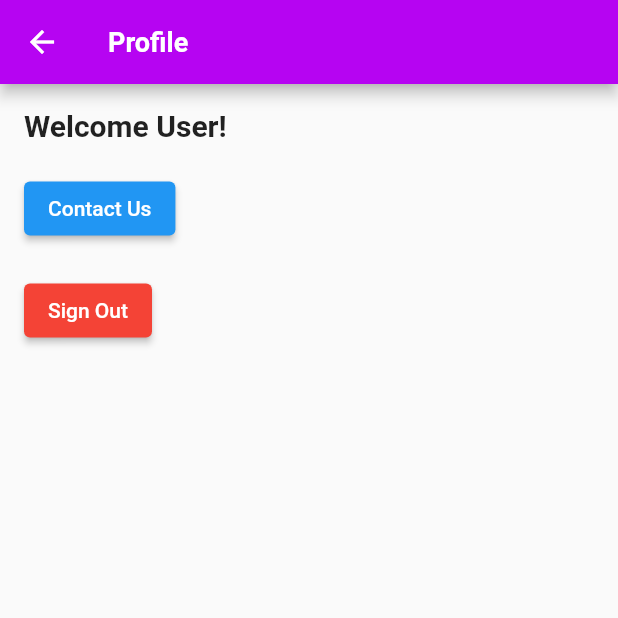
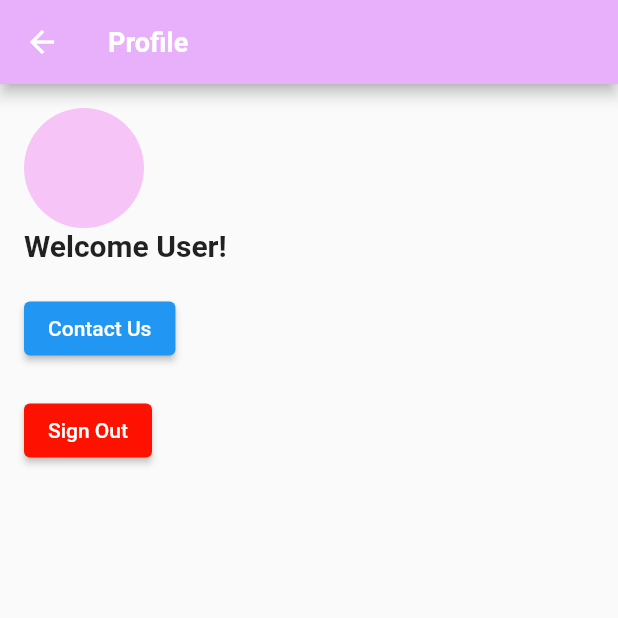
Before and after one commit to Karan-S1ngh/Lost-and-found-app, a Flutter app: the screen it shows once a user with an empty profile is signed in, after a tap on the "account circle" icon, on a phone screen of 412 x 824 dp, the top half of it. Run offline on Flutter 3.47's test engine with Material 2 defaults, Android fonts, the phone set to English and light mode, and no system bars; our stand-ins replace firebase_auth, firebase_core, image_picker, logger; accounts and stored records are empty; network calls fail.

Commit message:
updated profile features

```diff
--- a/lib/first_page.dart
+++ b/lib/first_page.dart
@@ -3,12 +3,12 @@ import 'login_page.dart';
 import 'signup_page.dart';
 
 class FirstPage extends StatelessWidget {
-    const FirstPage({super.key});
+  const FirstPage({super.key});
 
   @override
   Widget build(BuildContext context) {
     return Scaffold(
-      backgroundColor: const Color(0xFF301934),
+      backgroundColor: Color.fromARGB(255, 89, 25, 100),
       body: Center(
         child: Column(
           mainAxisAlignment: MainAxisAlignment.center,
@@ -52,7 +52,7 @@ class FirstPage extends StatelessWidget {
                 onPressed: () {
                   Navigator.push(
                     context,
-                    MaterialPageRoute(builder: (context) =>  LoginInPage()),
+                    MaterialPageRoute(builder: (context) => LoginInPage()),
                   );
                 },
                 style: ElevatedButton.styleFrom(
--- a/lib/home_page.dart
+++ b/lib/home_page.dart
@@ -64,8 +64,7 @@ class _HomePageState extends State<HomePage> {
                       // Handle profile button tap
                       Navigator.push(
                         context,
-                        MaterialPageRoute(
-                            builder: (context) => const ProfilePage()),
+                        MaterialPageRoute(builder: (context) => ProfilePage()),
                       );
                     },
                   ),
--- a/lib/login_page.dart
+++ b/lib/login_page.dart
@@ -49,7 +49,7 @@ class LoginInPage extends StatelessWidget {
               0, screenHeight * 0.3, 0, screenHeight * 0.15),
           width: double.infinity,
           height: double.infinity,
-          color: const Color.fromARGB(255, 127, 18, 163),
+          color: Color.fromARGB(255, 239, 192, 255),
           child: SingleChildScrollView(
             child: Column(
               crossAxisAlignment: CrossAxisAlignment.center,
--- a/lib/lost_inform_cards.dart
+++ b/lib/lost_inform_cards.dart
@@ -25,7 +25,8 @@ class LostInformCards extends StatelessWidget {
                 builder: (context) => OnClickLostCards(
                   username: username,
                   title: title,
-                  imageUrl: imageUrl ?? "", // Use empty string if imageUrl is null
+                  imageUrl:
+                      imageUrl ?? "", // Use empty string if imageUrl is null
                 ),
               ),
             );
@@ -38,7 +39,7 @@ class LostInformCards extends StatelessWidget {
                 height: 220,
                 decoration: BoxDecoration(
                   borderRadius: BorderRadius.circular(8),
-                  color: const Color.fromARGB(255, 182, 4, 242),
+                  color: Color.fromARGB(255, 124, 87, 137),
                   boxShadow: const [
                     BoxShadow(
                       color: Color(0x4D000000),
--- a/lib/on_click_cards.dart
+++ b/lib/on_click_cards.dart
@@ -22,7 +22,8 @@ class OnClickLostCards extends StatelessWidget {
       imageUrl: imageUrl,
       showClaimButton: false,
       onPressed: () {
-        Navigator.push(context, MaterialPageRoute(builder: (context) => const FoundPage()));
+        Navigator.push(context,
+            MaterialPageRoute(builder: (context) => const FoundPage()));
       },
     );
   }
@@ -48,7 +49,8 @@ class OnClickFoundCards extends StatelessWidget {
       imageUrl: imageUrl,
       showClaimButton: true,
       onPressed: () {
-        Navigator.push(context, MaterialPageRoute(builder: (context) => const ClaimPage()));
+        Navigator.push(context,
+            MaterialPageRoute(builder: (context) => const ClaimPage()));
       },
     );
   }
--- a/lib/profile_page.dart
+++ b/lib/profile_page.dart
@@ -1,9 +1,19 @@
 import 'package:flutter/material.dart';
 import 'package:firebase_auth/firebase_auth.dart';
 import 'first_page.dart';
+import 'package:flutter/cupertino.dart';
+import 'package:image_picker/image_picker.dart';
+import 'dart:io';
 
-class ProfilePage extends StatelessWidget {
+class ProfilePage extends StatefulWidget {
   const ProfilePage({Key? key}) : super(key: key);
+
+  @override
+  _ProfilePageState createState() => _ProfilePageState();
+}
+
+class _ProfilePageState extends State<ProfilePage> {
+  File? profilepic;
 
   // Function to sign out the user
   Future<void> _signOut(BuildContext context) async {
@@ -24,7 +34,7 @@ class ProfilePage extends StatelessWidget {
   Widget build(BuildContext context) {
     return Scaffold(
       appBar: AppBar(
-        backgroundColor: const Color.fromARGB(255, 182, 4, 242),
+        backgroundColor: Color.fromARGB(255, 232, 176, 250),
         title: const Text(
           'Profile',
           style: TextStyle(
@@ -38,6 +48,29 @@ class ProfilePage extends StatelessWidget {
         child: Column(
           crossAxisAlignment: CrossAxisAlignment.start,
           children: [
+            CupertinoButton(
+              onPressed: () async {
+                XFile? selectedImage =
+                    await ImagePicker().pickImage(source: ImageSource.gallery);
+
+                if (selectedImage != null) {
+                  File convertedFile = File(selectedImage.path);
+                  setState(() {
+                    profilepic = convertedFile;
+                  });
+                  print("image selected!");
+                } else {
+                  print("no image selected");
+                }
+              },
+              padding: EdgeInsets.zero,
+              child: CircleAvatar(
+                radius: 40,
+                backgroundImage:
+                    (profilepic != null) ? FileImage(profilepic!) : null,
+                backgroundColor: Color.fromARGB(255, 247, 196, 247),
+              ),
+            ),
             const Text(
               'Welcome User!', // Display user's name here
               style: const TextStyle(fontSize: 20, fontWeight: FontWeight.bold),
@@ -55,7 +88,8 @@ class ProfilePage extends StatelessWidget {
               onPressed: () => _signOut(context),
               child: const Text('Sign Out'),
               style: ElevatedButton.styleFrom(
-                backgroundColor: Colors.red, // Set sign-out button color to red
+                backgroundColor: Color.fromARGB(
+                    255, 255, 17, 0), // Set sign-out button color to red
               ),
             ),
           ],
```
Also changed, not shown: lib/signup_page.dart (+4 -4 lines).
